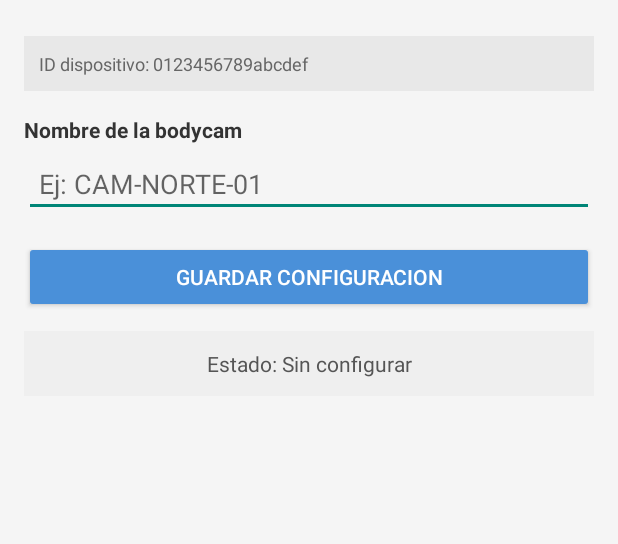
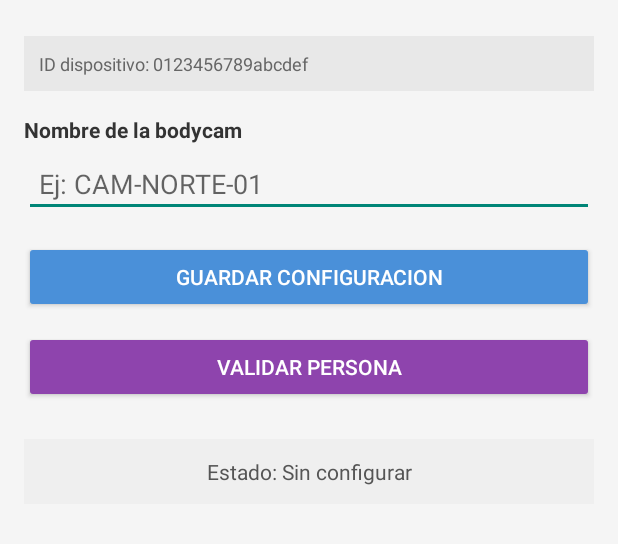
Before and after one commit to AAAndReeY/APP_GPS_BODYCAM, an Android app: the screen it shows after launch (MainActivity), on a phone screen of 412 x 824 dp, the part 176-720 px from its top. Run offline under Robolectric (Android 15) with nearby library versions, the phone set to English and light mode, and no system bars.

Commit message:
feat(recognition): add validate person button to the main screen

```diff
--- a/app/src/main/java/com/bodycam/tracker/MainActivity.kt
+++ b/app/src/main/java/com/bodycam/tracker/MainActivity.kt
@@ -104,6 +104,10 @@ class MainActivity : AppCompatActivity() {
         btnDetener.setOnClickListener {
             stopService(Intent(this, LocationService::class.java))
             tvEstado.text = "Estado: Servicio detenido ⏹"
+        }
+
+        findViewById<Button>(R.id.btnValidar).setOnClickListener {
+            startActivity(Intent(this, ValidarActivity::class.java))
         }
     }
 
--- a/app/src/main/res/layout/activity_main.xml
+++ b/app/src/main/res/layout/activity_main.xml
@@ -119,6 +119,15 @@
             android:layout_marginBottom="24dp"
             android:visibility="gone" />
 
+        <Button
+            android:id="@+id/btnValidar"
+            android:layout_width="match_parent"
+            android:layout_height="wrap_content"
+            android:text="Validar persona"
+            android:backgroundTint="#8E44AD"
+            android:textColor="#FFFFFF"
+            android:layout_marginBottom="24dp" />
+
         <TextView
             android:id="@+id/tvEstado"
             android:layout_width="match_parent"
```
